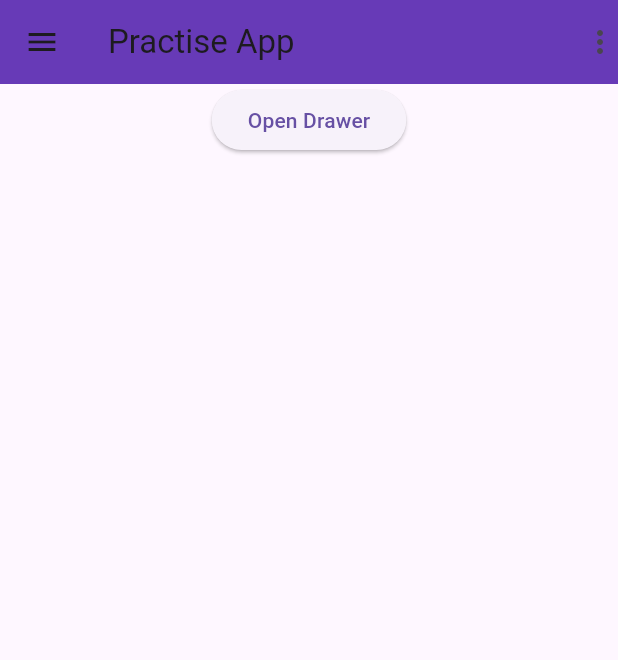
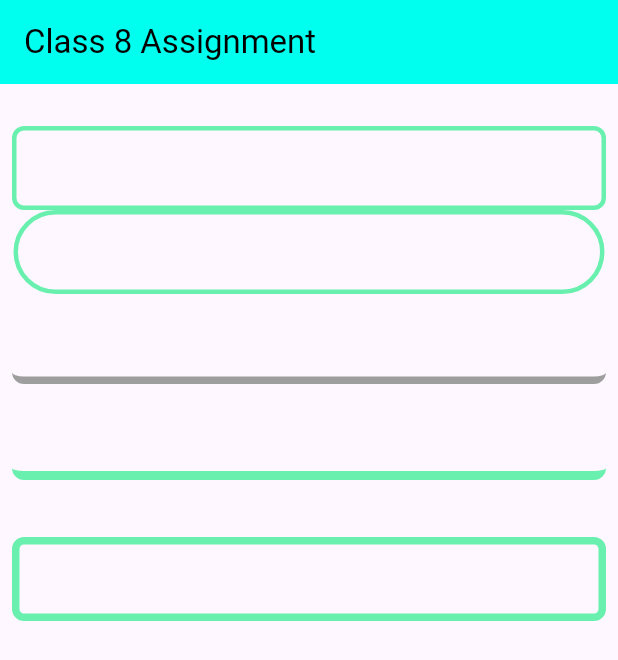
Before and after one commit to Hishamsikder/Practise_Class, a Flutter app: the screen it shows after launch, on a phone screen of 412 x 824 dp. Shown: the top 660 px of the screen. Run offline on Flutter 3.47's test engine with Material 3 defaults, Android fonts, the phone set to English and light mode, and no system bars.

Commit message:
first commit

```diff
--- a/lib/main.dart
+++ b/lib/main.dart
@@ -1,7 +1,7 @@
 import 'package:flutter/material.dart';
 
 void main() {
-  runApp(MaterialApp(
+  runApp(const MaterialApp(
     debugShowCheckedModeBanner: false,
     home: MyApp(),
   ));
@@ -15,55 +15,72 @@ class MyApp extends StatefulWidget {
 }
 
 class _MyAppState extends State<MyApp> {
-  bool isSelected = false;
-  int? selectIndex;
-  @override
-  void initState() {
-    selectIndex = 0;
-    // TODO: implement initState
-    super.initState();
-  }
-  GlobalKey<ScaffoldState> _scaffoldKey = GlobalKey();
-
   @override
   Widget build(BuildContext context) {
     return MaterialApp(
       debugShowCheckedModeBanner: false,
       home: SafeArea(
         child: Scaffold(
-          key: _scaffoldKey,
           appBar: AppBar(
-            actions: [
-              Icon(Icons.more_vert),
-            ],
-            backgroundColor: Colors.deepPurple,
-            title: const Text("Practise App"),
-          ),
-          drawer: Drawer(elevation: 10,
-            shadowColor: Colors.deepPurple,
-            child: Padding(
-              padding: const EdgeInsets.all(8.0),
-              child: ListView(
-                children: [
-                  Column(
-                    children: [
-                      navDrawer(),
-                    ],
-                  )
-                ],
-              ),
+            title: Text(
+              "Class 8 Assignment",
+              style: TextStyle(color: Colors.black),
             ),
+            backgroundColor: Color(0xff00ffef),
           ),
           body: SingleChildScrollView(
             child: Column(
-              mainAxisAlignment: MainAxisAlignment.center,
-              crossAxisAlignment: CrossAxisAlignment.center,
               children: [
-                Center(
-                  child: ElevatedButton(onPressed: (){
-                    _scaffoldKey.currentState!.openDrawer();
-                  }, child: Text("Open Drawer")),
-                )
+                SizedBox(
+                  height: 20,
+                ),
+                Padding(
+                  padding: const EdgeInsets.only(left: 8, right: 8, top: 8),
+                  child: TextField(
+                      decoration: InputDecoration(
+                          enabledBorder: OutlineInputBorder(
+                              borderRadius: BorderRadius.circular(8),
+                              borderSide: BorderSide(
+                                  width: 3.0, color: Colors.greenAccent)))),
+                ),
+                Padding(
+                  padding: const EdgeInsets.only(left: 9, right: 9, bottom: 4),
+                  child: TextField(
+                      decoration: InputDecoration(
+                          enabledBorder: OutlineInputBorder(
+                              borderRadius: BorderRadius.circular(40),
+                              borderSide: BorderSide(
+                                  width: 3.0, color: Colors.greenAccent)))),
+                ),
+                Padding(
+                  padding: const EdgeInsets.all(8.0),
+                  child: TextField(
+                      decoration: InputDecoration(
+                          enabledBorder: UnderlineInputBorder(
+                              borderRadius: BorderRadius.circular(8),
+                              borderSide: BorderSide(
+                                  width: 5.0, color: Colors.grey)
+                          ),)),
+                ),
+                Padding(
+                  padding: const EdgeInsets.all(8.0),
+                  child: TextField(
+                      decoration: InputDecoration(
+                          enabledBorder: UnderlineInputBorder(
+                              borderRadius: BorderRadius.circular(8),
+                              borderSide: BorderSide(
+                                  width: 6.0, color: Colors.greenAccent)
+                          ),)),
+                ),
+                Padding(
+                  padding: const EdgeInsets.only(left: 8.0,right: 8.0,top: 30),
+                  child: TextField(
+                      decoration: InputDecoration(
+                          enabledBorder: OutlineInputBorder(
+                              borderRadius: BorderRadius.circular(8),
+                              borderSide: BorderSide(
+                                  width: 5.0, color: Colors.greenAccent)))),
+                ),
               ],
             ),
           ),
@@ -71,200 +88,4 @@ class _MyAppState extends State<MyApp> {
       ),
     );
   }
-
-  Widget navDrawer() {
-    return Material(
-      child: Column(
-        children: [
-          ListTile(
-            title: Text("Title"),
-            subtitle: Text("Subtext"),
-            focusColor: Colors.blue.shade200,
-            onFocusChange: (value) {},
-          ),
-          ListTile(
-            shape: RoundedRectangleBorder(
-              borderRadius: BorderRadius.circular(10),
-            ),
-            onTap: () {
-              setState(() {
-                selectIndex = 0;
-              });
-            },
-            iconColor: selectIndex == 0 ? Color(0xff7760eb) : null,
-            tileColor: selectIndex == 0 ? Color(0xffcbc2f8) : null,
-            title: Text("Inbox",style: TextStyle(
-              color: selectIndex == 0 ? Color(0xffb67aef) : null,
-            ),),
-            leading: Icon(Icons.mail),
-          ),
-          ListTile(
-            shape: RoundedRectangleBorder(
-              borderRadius: BorderRadius.circular(10),
-            ),
-            onTap: () {
-              setState(() {
-                selectIndex = 1;
-              });
-            },
-            iconColor: selectIndex == 1 ? Color(0xff7760eb) : null,
-            tileColor: selectIndex == 1 ? Color(0xffcbc2f8) : null,
-            title: Text("Outbox",style: TextStyle(
-              fontWeight: FontWeight.bold,
-              color: selectIndex == 1 ? Color(0xffb67aef) : null,
-            ),),
-            leading: Icon(Icons.send),
-          ), ListTile(
-            shape: RoundedRectangleBorder(
-              borderRadius: BorderRadius.circular(10),
-            ),
-            onTap: () {
-              setState(() {
-                selectIndex = 2;
-              });
-            },
-            iconColor: selectIndex == 2 ? Color(0xff7760eb) : null,
-            tileColor: selectIndex == 2 ? Color(0xffcbc2f8) : null,
-            title: Text("Favourite",style: TextStyle(
-              color: selectIndex == 2 ? Color(0xffb67aef) : null,
-            ),),
-            leading: Icon(Icons.favorite_outlined),
-          ), ListTile(
-            shape: RoundedRectangleBorder(
-              borderRadius: BorderRadius.circular(10),
-            ),
-            onTap: () {
-              setState(() {
-                selectIndex = 3;
-              });
-            },
-            iconColor: selectIndex == 3 ? Color(0xff7760eb) : null,
-            tileColor: selectIndex == 3 ? Color(0xffcbc2f8) : null,
-            title: Text("Archive",style: TextStyle(
-              color: selectIndex == 3 ? Color(0xffb67aef) : null,
-            ),),
-            leading: Icon(Icons.archive),
-          ), ListTile(
-            shape: RoundedRectangleBorder(
-              borderRadius: BorderRadius.circular(10),
-            ),
-            onTap: () {
-              setState(() {
-                selectIndex = 4;
-              });
-            },
-            iconColor: selectIndex == 4 ? Color(0xff7760eb) : null,
-            tileColor: selectIndex == 4 ? Color(0xffcbc2f8) : null,
-            title: Text("Trash",style: TextStyle(
-              color: selectIndex == 4 ? Color(0xffb67aef) : null,
-            ),),
-            leading: Icon(Icons.delete),
-          ), ListTile(
-            shape: RoundedRectangleBorder(
-              borderRadius: BorderRadius.circular(10),
-            ),
-            onTap: () {
-              setState(() {
-                selectIndex = 5;
-              });
-            },
-            iconColor: selectIndex == 5 ? Color(0xff7760eb) : null,
-            tileColor: selectIndex == 5 ? Color(0xffcbc2f8) : null,
-            title: Text("Spam",style: TextStyle(
-              color: selectIndex == 5 ? Color(0xffb67aef) : null,
-            ),),
-            leading: Icon(Icons.info),
-          ),
-          Divider(
-            color: Colors.black,
-          ),
-          ListTile(
-            leading: Text("Lebels"),
-          ),
-          ListTile(
-            shape: RoundedRectangleBorder(
-              borderRadius: BorderRadius.circular(10),
-            ),
-            onTap: () {
-              setState(() {
-                selectIndex = 6;
-              });
-            },
-            iconColor: selectIndex == 6 ? Color(0xff7760eb) : null,
-            tileColor: selectIndex == 6 ? Color(0xffcbc2f8) : null,
-            title: Text("Family",style: TextStyle(
-              color: selectIndex == 6 ? Color(0xffb67aef) : null,
-            ),),
-            leading: Icon(Icons.library_add_check_rounded),
-          ),
-          ListTile(
-            shape: RoundedRectangleBorder(
-              borderRadius: BorderRadius.circular(10),
-            ),
-            onTap: () {
-              setState(() {
-                selectIndex = 7;
-              });
-            },
-            iconColor: selectIndex == 7? Color(0xff7760eb) : null,
-            tileColor: selectIndex == 7 ? Color(0xffcbc2f8) : null,
-            title: Text("Friend",style: TextStyle(
-              color: selectIndex == 7? Color(0xffb67aef) : null,
-            ),),
-            leading: Icon(Icons.mobile_friendly),
-          ),
-          ListTile(
-            shape: RoundedRectangleBorder(
-              borderRadius: BorderRadius.circular(10),
-            ),
-            onTap: () {
-              setState(() {
-                selectIndex = 8;
-              });
-            },
-            iconColor: selectIndex == 8? Color(0xff7760eb) : null,
-            tileColor: selectIndex == 8 ? Color(0xffcbc2f8) : null,
-            title: Text("Work",style: TextStyle(
-              color: selectIndex == 8 ? Color(0xffb67aef) : null,
-            ),),
-            leading: Icon(Icons.work),
-          ), ListTile(
-            shape: RoundedRectangleBorder(
-              borderRadius: BorderRadius.circular(10),
-            ),
-            onTap: () {
-              setState(() {
-                selectIndex = 9;
-              });
-            },
-            iconColor: selectIndex == 9? Color(0xff7760eb) : null,
-            tileColor: selectIndex == 9 ? Color(0xffcbc2f8) : null,
-            title: Text("Setting & account",style: TextStyle(
-              color: selectIndex == 9 ? Color(0xffb67aef) : null,
-            ),),
-            leading: Icon(Icons.settings),
-          ),
-
-          ListTile(
-            shape: RoundedRectangleBorder(
-              borderRadius: BorderRadius.circular(10),
-            ),
-            onTap: () {
-              _scaffoldKey.currentState!.openEndDrawer();
-              setState(() {
-                selectIndex = 10;
-              });
-            },
-            iconColor: selectIndex == 10? Color(0xff7760eb) : null,
-            tileColor: selectIndex == 10 ? Color(0xffcbc2f8) : null,
-            title: Text("Close Drawer",style: TextStyle(
-              color: selectIndex == 10? Color(0xffb67aef) : null,
-            ),),
-            leading: Icon(Icons.close),
-          ),
-
-        ],
-      ),
-    );
-  }
 }
```
